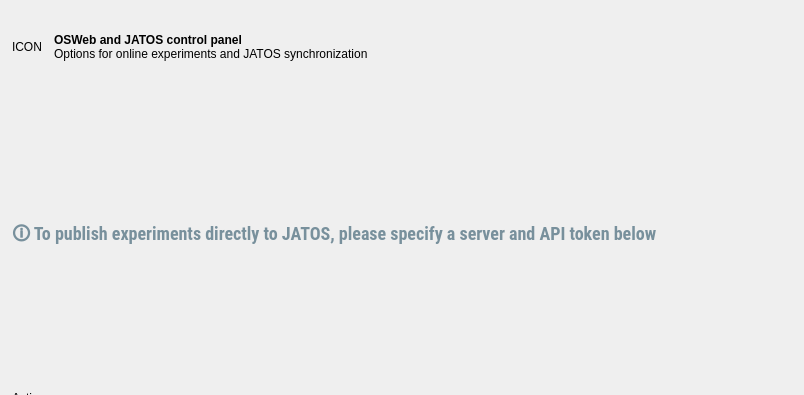
The window that opensesame_extensions/osweb/oswebext/osweb_control_panel.ui (open-cogsci/opensesame-extension-osweb) describes before a commit, drawn with Qt 5; both pictures show x 0 to 804 and y 0 to 395 of the 1119 by 685 pixel window.
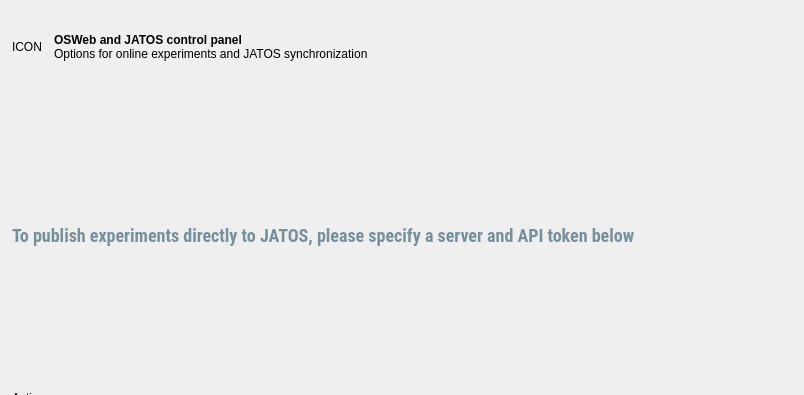
The same window after the commit.

```diff
--- a/opensesame_extensions/osweb/oswebext/osweb_control_panel.ui
+++ b/opensesame_extensions/osweb/oswebext/osweb_control_panel.ui
@@ -93,7 +93,7 @@
       </font>
      </property>
      <property name="text">
-      <string>&lt;h2 style=&quot;color:#78909c&quot;&gt;&amp;#x1F6C8; To publish experiments directly to JATOS, please specify a server and API token below&lt;/h2&gt;</string>
+      <string>&lt;h2 style=&quot;color:#78909c&quot;&gt;To publish experiments directly to JATOS, please specify a server and API token below&lt;/h2&gt;</string>
      </property>
      <property name="wordWrap">
       <bool>true</bool>
```
